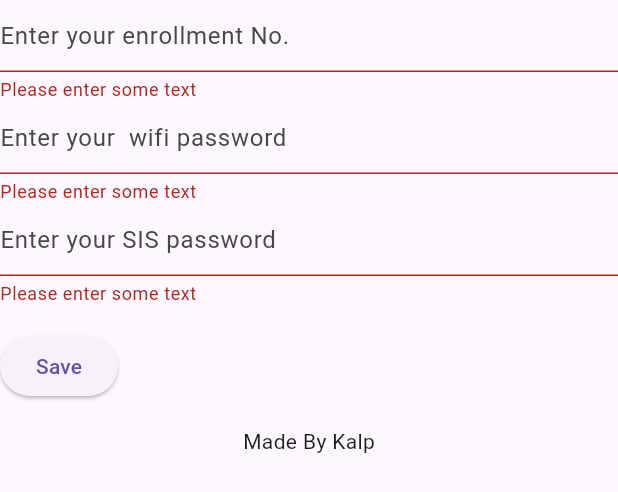
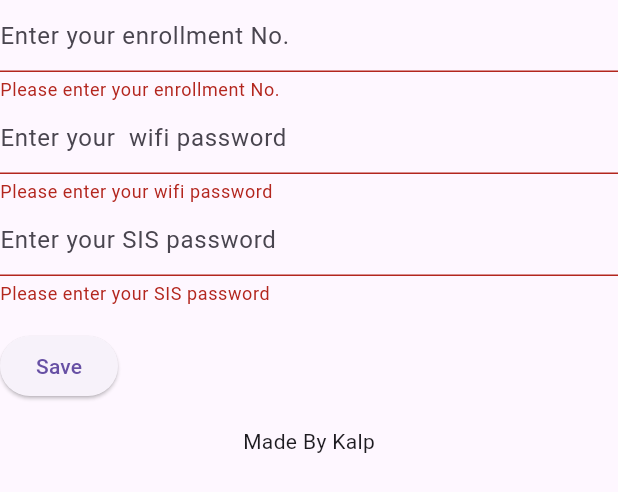
Before and after one commit to Kalpu-24/UTULogin, a Flutter app: the MyForm widget shown alone on an empty page, opened directly, after a tap on "Save", on a phone screen of 412 x 824 dp. Shown: the top 492 px of the screen. Run offline on Flutter 3.47's test engine with Material 2 defaults, Android fonts, the phone set to English and light mode, and no system bars; our stand-ins replace package_info_plus, shared_preferences; missing offline and left inert: flutter_inappwebview, flutter_shortcuts; accounts and stored records are empty.

Commit message:
Shortcuts Added

```diff
--- a/lib/main.dart
+++ b/lib/main.dart
@@ -6,28 +6,69 @@ import 'package:flutter/material.dart';
 import 'package:flutter_inappwebview/flutter_inappwebview.dart';
 import 'package:provider/provider.dart';
 import 'package:shared_preferences/shared_preferences.dart';
-import 'package:version/version.dart';
 import 'package:package_info_plus/package_info_plus.dart';
 import 'package:html/parser.dart' as parser;
 import 'package:http/http.dart' as http;
+import 'package:flutter_shortcuts/flutter_shortcuts.dart';
 
 void main() async {
   runApp(const MyApp());
 }
 
-class MyApp extends StatelessWidget {
+class MyApp extends StatefulWidget {
   const MyApp({super.key});
+
+  @override
+  // ignore: library_private_types_in_public_api
+  _MyAppState createState() => _MyAppState();
+}
+
+class _MyAppState extends State<MyApp> {
+  String action = 'No Action';
+  Widget shortpage = const MyHomePage();
+  final FlutterShortcuts flutterShortcuts = FlutterShortcuts();
+  @override
+  void initState() {
+    super.initState();
+    flutterShortcuts.initialize(debug: true);
+    flutterShortcuts.setShortcutItems(
+      shortcutItems: <ShortcutItem>[
+        const ShortcutItem(
+          id: "1",
+          action: '0',
+          shortLabel: 'Wifi',
+          icon: "ic_wifi",
+          shortcutIconAsset: ShortcutIconAsset.androidAsset,
+        ),
+        const ShortcutItem(
+          id: "2",
+          action: '1',
+          shortLabel: 'SIS',
+          icon: "ic_sis",
+          shortcutIconAsset: ShortcutIconAsset.androidAsset,
+        ),
+      ],
+    );
+    flutterShortcuts.listenAction((String incomingAction) {
+      setState(() {
+        if (incomingAction == "1") {
+          shortpage = const MyHomePage2();
+        }
+      });
+    });
+  }
+
   @override
   Widget build(BuildContext context) {
     return ChangeNotifierProvider(
       create: (context) => MyAppState(),
       child: MaterialApp(
-        title: 'Flutter Demo',
+        title: 'Utu Login',
         theme: ThemeData(
           useMaterial3: true,
           primarySwatch: Colors.blue,
         ),
-        home: const MyHomePage(),
+        home: shortpage,
       ),
     );
   }
@@ -85,7 +126,9 @@ Future<List<String>> extractData() async {
           .split(' ')[1]
           .split('+')[1];
 
-      print(responseString1);
+      if (kDebugMode) {
+        print(responseString1);
+      }
       return [responseString1.toString(), responseString2.toString()];
     } catch (e) {
       return ['', 'ERROR!'];
@@ -126,17 +169,19 @@ class MyHomePage extends StatelessWidget {
     return Scaffold(
         appBar: AppBar(
           title: const Text('UTU Login'),
+          automaticallyImplyLeading: false,
           actions: [
             Padding(
               padding: const EdgeInsets.symmetric(horizontal: 16.0),
               child: MaterialButton(
                   onPressed: () {
-                    Navigator.push(
+                    Navigator.pushReplacement(
                       context,
-                      MaterialPageRoute(builder: (context) => MyHomePage2()),
+                      MaterialPageRoute(
+                          builder: (context) => const MyHomePage2()),
                     );
                   },
-                  child: Text("SIS")),
+                  child: const Text("SIS")),
             )
           ],
         ),
@@ -197,17 +242,19 @@ class MyHomePage2 extends StatelessWidget {
     return Scaffold(
         appBar: AppBar(
           title: const Text('UTU Login'),
+          automaticallyImplyLeading: false,
           actions: [
             Padding(
               padding: const EdgeInsets.symmetric(horizontal: 16.0),
               child: MaterialButton(
                   onPressed: () {
-                    Navigator.push(
+                    Navigator.pushReplacement(
                       context,
-                      MaterialPageRoute(builder: (context) => MyHomePage()),
+                      MaterialPageRoute(
+                          builder: (context) => const MyHomePage()),
                     );
                   },
-                  child: Text("Wifi")),
+                  child: const Text("Wifi")),
             )
           ],
         ),
@@ -237,6 +284,7 @@ class MyHomePage2 extends StatelessWidget {
   }
 }
 
+// ignore: must_be_immutable
 class Sis extends StatelessWidget {
   // ignore: non_constant_identifier_names
   String SiUs = " ";
@@ -381,7 +429,7 @@ class _MyForm extends State<MyForm> {
             ),
             validator: (String? value) {
               if (value == null || value.isEmpty) {
-                return 'Please enter some text';
+                return 'Please enter your enrollment No.';
               }
               return null;
             },
@@ -393,7 +441,7 @@ class _MyForm extends State<MyForm> {
             ),
             validator: (String? value) {
               if (value == null || value.isEmpty) {
-                return 'Please enter some text';
+                return 'Please enter your wifi password';
               }
               return null;
             },
@@ -405,7 +453,7 @@ class _MyForm extends State<MyForm> {
             ),
             validator: (String? value) {
               if (value == null || value.isEmpty) {
-                return 'Please enter some text';
+                return 'Please enter your SIS password';
               }
               return null;
             },
--- a/pubspec.yaml
+++ b/pubspec.yaml
@@ -23,6 +23,7 @@ dependencies:
   package_info_plus: ^3.1.2
   http: ^0.13.6
   html: ^0.15.3
+  flutter_shortcuts: ^1.3.0
 
 dev_dependencies:
   flutter_test:
@@ -32,3 +33,6 @@ dev_dependencies:
 
 flutter:
   uses-material-design: true
+  # assets:
+  #   - assets/ic_sis.xml
+  #   - assets/ic_wifi.xml
```
Also changed, not shown: pubspec.lock, 4 other files.
